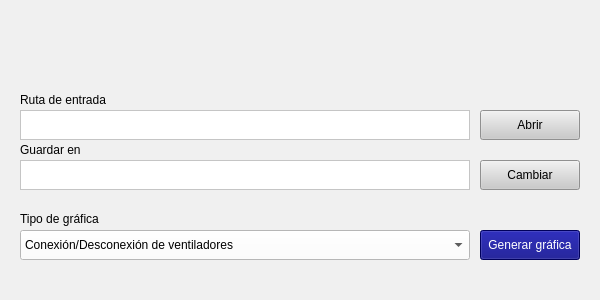
joaremi91/GraficasGMP, file Interfaz/Interfaz.ui: the form before one commit.
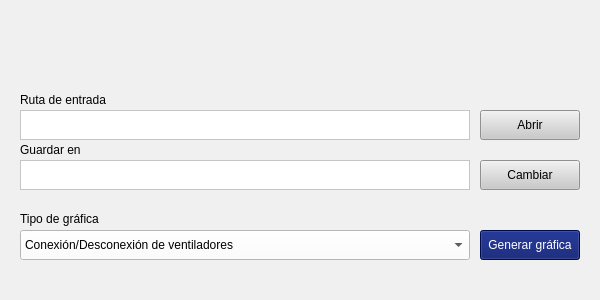
The form after the commit. Icons and pictures are not drawn.

The edit to the form file:
```diff
--- a/Interfaz/Interfaz.ui
+++ b/Interfaz/Interfaz.ui
@@ -68,7 +68,7 @@
      </size>
     </property>
     <property name="styleSheet">
-     <string notr="true">background-color: rgb(0, 0, 127);
+     <string notr="true">background-color: rgb(0, 16, 103);
 color: rgb(255, 255, 255);</string>
     </property>
     <property name="text">
```
